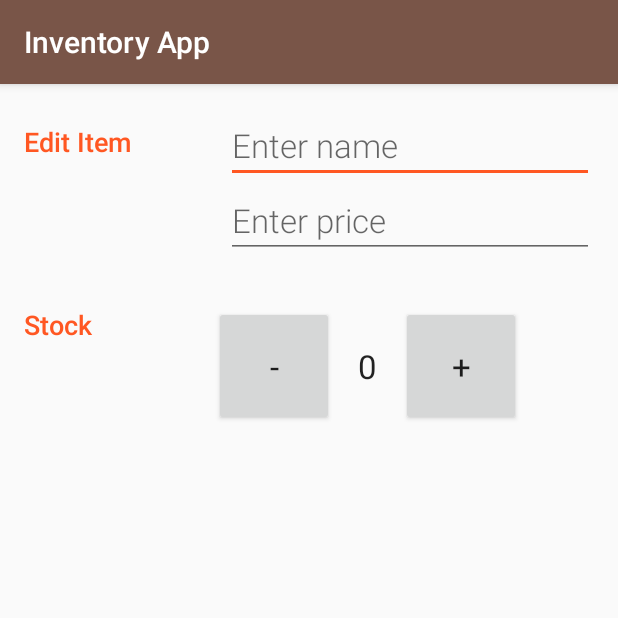
After one commit to osborneandrewj/inventory-app-project, an Android app: the EditorActivity screen opened directly, with no data from a screen before it, on a phone screen of 412 x 824 dp, the top half of it. The commit adds this screen. Run offline under Robolectric (Android 15) with nearby library versions, the phone set to English and light mode, and no system bars; 1 statement that could not run was skipped.

Commit message:
Added EditorActivity Fixed price display Added inventory stock quantity display

```diff
--- /dev/null
+++ b/app/src/main/java/com/example/android/inventoryapp/EditorActivity.java
@@ -0,0 +1,89 @@
+package com.example.android.inventoryapp;
+
+import android.database.Cursor;
+import android.net.Uri;
+import android.support.v4.app.LoaderManager;
+import android.support.v4.content.CursorLoader;
+import android.support.v4.content.Loader;
+import android.support.v7.app.AppCompatActivity;
+import android.os.Bundle;
+import android.util.Log;
+import android.widget.EditText;
+
+import com.example.android.inventoryapp.data.InventoryContract;
+
+import java.text.NumberFormat;
+import java.util.Locale;
+
+public class EditorActivity extends AppCompatActivity implements
+        LoaderManager.LoaderCallbacks<Cursor> {
+
+    private static final int PRICE_CONVERSION_FACTOR = 100;
+
+    private Uri mCurrentItemUri;
+    private EditText mNameEditText;
+    private EditText mPriceEditText;
+
+
+    @Override
+    protected void onCreate(Bundle savedInstanceState) {
+        super.onCreate(savedInstanceState);
+        setContentView(R.layout.activity_editor);
+
+        mCurrentItemUri = getIntent().getData();
+        Log.v("Editor", "Uri: " + mCurrentItemUri);
+
+        mNameEditText = (EditText)findViewById(R.id.item_name);
+        mPriceEditText = (EditText)findViewById(R.id.item_price);
+
+        getSupportLoaderManager().initLoader(0, null, this);
+    }
+
+    @Override
+    public Loader<Cursor> onCreateLoader(int id, Bundle args) {
+
+        // Projection used to perform the query
+        String[] projection = {
+                InventoryContract.InventoryEntry._ID,
+                InventoryContract.InventoryEntry.COLUMN_NAME_NAME,
+                InventoryContract.InventoryEntry.COLUMN_NAME_PRICE};
+
+        return new CursorLoader(getApplicationContext(),
+                mCurrentItemUri,
+                projection,
+                null,
+                null,
+                null);
+    }
+
+    @Override
+    public void onLoadFinished(Loader<Cursor> loader, Cursor cursor) {
+
+        // Move to the first row of the cursor and read the data there
+        // Note: There should be only one row in the cursor
+        if (cursor.moveToFirst()) {
+            int nameColIndex = cursor.getColumnIndexOrThrow(
+                    InventoryContract.InventoryEntry.COLUMN_NAME_NAME);
+            // Now set the data to the appropriate text fields
+            mNameEditText.setText(cursor.getString(nameColIndex));
+
+            // Convert the price int stored in the database into the currency format for display
+            // The int was multiplied by 100 when it was entered to store it as cents,
+            // so we undo this operation here
+            int priceInt = cursor.getInt(cursor.getColumnIndexOrThrow(
+                    InventoryContract.InventoryEntry.COLUMN_NAME_PRICE));
+            double priceDouble = (double) priceInt / PRICE_CONVERSION_FACTOR;
+            NumberFormat currencyFormatter = NumberFormat.getCurrencyInstance(Locale.US);
+            mPriceEditText.setText(currencyFormatter.format(priceDouble));
+
+        }
+    }
+
+    @Override
+    public void onLoaderReset(Loader<Cursor> loader) {
+
+        // Reset the text fields
+        mNameEditText.setText("");
+
+    }
+}
--- a/app/src/main/java/com/example/android/inventoryapp/data/InventoryContract.java
+++ b/app/src/main/java/com/example/android/inventoryapp/data/InventoryContract.java
@@ -54,7 +54,7 @@ public final class InventoryContract {
                 InventoryEntry._ID + " INTEGER PRIMARY KEY," +
                 InventoryEntry.COLUMN_NAME_NAME + " TEXT NOT NULL," +
                 InventoryEntry.COLUMN_NAME_IMAGE + " BLOB," +
-                InventoryEntry.COLUMN_NAME_PRICE + " TEXT NOT NULL," +
+                InventoryEntry.COLUMN_NAME_PRICE + " INTEGER DEFAULT 0," +
                 InventoryEntry.COLUMN_NAME_STOCK + " INTEGER DEFAULT 0)";
 
         /** Used to delete the table */
--- a/app/src/main/java/com/example/android/inventoryapp/data/InventoryProvider.java
+++ b/app/src/main/java/com/example/android/inventoryapp/data/InventoryProvider.java
@@ -158,7 +158,7 @@ public class InventoryProvider extends ContentProvider {
                 // Here the user has requested to delete a single row from
                 // the inventory table
                 selection = InventoryContract.InventoryEntry._ID + "=?";
-                // Extract the row ID out from this URI object
+                // Extract the row ID out from this URI object and set it to selectionArgs variable
                 selectionArgs = new String[] {String.valueOf(ContentUris.parseId(uri))};
                 return deleteItem(uri, selection, selectionArgs);
             default:
--- /dev/null
+++ b/app/src/main/res/layout/activity_editor.xml
@@ -0,0 +1,103 @@
+<?xml version="1.0" encoding="utf-8"?>
+<LinearLayout xmlns:android="http://schemas.android.com/apk/res/android"
+    xmlns:tools="http://schemas.android.com/tools"
+    android:id="@+id/activity_editor"
+    android:layout_width="match_parent"
+    android:layout_height="match_parent"
+    android:orientation="vertical"
+    android:padding="@dimen/activity_vertical_margin"
+    tools:context="com.example.android.inventoryapp.EditorActivity">
+
+    <LinearLayout
+        android:layout_width="match_parent"
+        android:layout_height="wrap_content"
+        android:orientation="horizontal">
+
+        <TextView
+            android:layout_width="0dp"
+            android:layout_height="wrap_content"
+            android:layout_weight="1"
+            android:fontFamily="sans-serif-medium"
+            android:paddingTop="10dp"
+            android:text="Edit Item"
+            android:textAppearance="?android:textAppearanceMedium"
+            android:textColor="@color/colorAccent"
+            tools:text="Item Name" />
+
+        <LinearLayout
+            android:layout_width="0dp"
+            android:layout_height="wrap_content"
+            android:layout_weight="2"
+            android:orientation="vertical"
+            android:paddingLeft="8dp">
+
+            <EditText
+                android:id="@+id/item_name"
+                android:layout_width="match_parent"
+                android:layout_height="wrap_content"
+                android:fontFamily="sans-serif-light"
+                android:hint="Enter name"
+                android:inputType="textCapWords"
+                android:textAppearance="?android:textAppearanceLarge"
+                android:textColor="@color/colorPrimaryText" />
+
+            <EditText
+                android:id="@+id/item_price"
+                android:layout_width="match_parent"
+                android:layout_height="wrap_content"
+                android:fontFamily="sans-serif-light"
+                android:hint="Enter price"
+                android:inputType="numberDecimal"
+                android:textAppearance="?android:textAppearanceLarge"
+                android:textColor="@color/colorPrimaryText" />
+        </LinearLayout>
+    </LinearLayout>
+
+    <LinearLayout
+        android:layout_width="match_parent"
+        android:layout_height="wrap_content"
+        android:orientation="horizontal"
+        android:paddingTop="32dp">
+
+        <TextView
+            android:layout_width="0dp"
+            android:layout_height="wrap_content"
+            android:layout_weight="1"
+            android:fontFamily="sans-serif-medium"
+            android:text="Stock"
+            android:textAppearance="?android:textAppearanceMedium"
+            android:textColor="@color/colorAccent" />
+
+        <LinearLayout
+            android:layout_width="0dp"
+            android:layout_height="wrap_content"
+            android:layout_weight="2"
+            android:orientation="horizontal">
+
+            <Button
+                android:layout_width="80dp"
+                android:layout_height="80dp"
+                android:text="-"
+                android:textAppearance="?android:textAppearanceLarge" />
+
+            <TextView
+                android:layout_width="wrap_content"
+                android:layout_height="wrap_content"
+                android:layout_gravity="center_vertical"
+                android:paddingLeft="16dp"
+                android:paddingRight="16dp"
+                android:text="0"
+                android:textAppearance="?android:textAppearanceLarge" />
+
+            <Button
+                android:layout_width="80dp"
+                android:layout_height="80dp"
+                android:text="+"
+                android:textAppearance="?android:textAppearanceLarge" />
+
+        </LinearLayout>
+
+
+    </LinearLayout>
+
+</LinearLayout>
--- a/app/src/main/res/layout/list_item.xml
+++ b/app/src/main/res/layout/list_item.xml
@@ -56,9 +56,11 @@
         android:gravity="end">
 
         <Button
+            android:id="@+id/button_sell"
             android:layout_width="75dp"
             android:layout_height="match_parent"
-            android:text="sell"/>
+            android:text="sell"
+            android:focusable="false"/>
     </LinearLayout>
 
 
```
Also changed, not shown: app/src/main/AndroidManifest.xml (+5 -2 lines), app/src/main/java/com/example/android/inventoryapp/InventoryActivity.java (+39 -7 lines), app/src/main/java/com/example/android/inventoryapp/data/InventoryCursorAdapter.java (+21 -2 lines).
